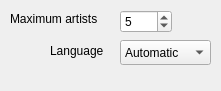
First picture: the form in src/context/applets/similarartists/similarArtistsSettings.ui, repository KDE/amarok, before the edit.
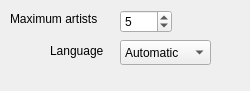
Second picture: the form after the edit.

Commit message: Added new languages to the description in similarArtists.

The edit to the form file:
```diff
--- a/src/context/applets/similarartists/similarArtistsSettings.ui
+++ b/src/context/applets/similarartists/similarArtistsSettings.ui
@@ -6,7 +6,7 @@
    <rect>
     <x>0</x>
     <y>0</y>
-    <width>221</width>
+    <width>250</width>
     <height>91</height>
    </rect>
   </property>
```
Left out of the diff: 10 changed lines with no effect on the pictures. The commit also changes 1 other file.
